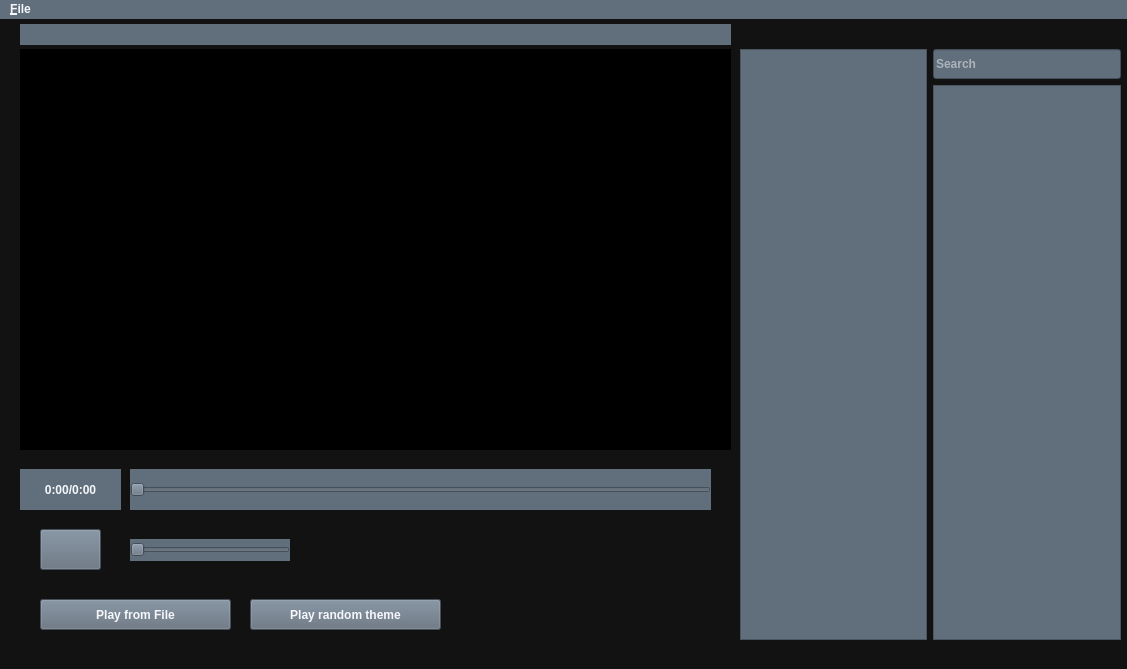
The window that ThemesPlayer/designer/player.ui (thaivuN/AMQTrainingTools) describes before a commit, drawn with Qt 5.
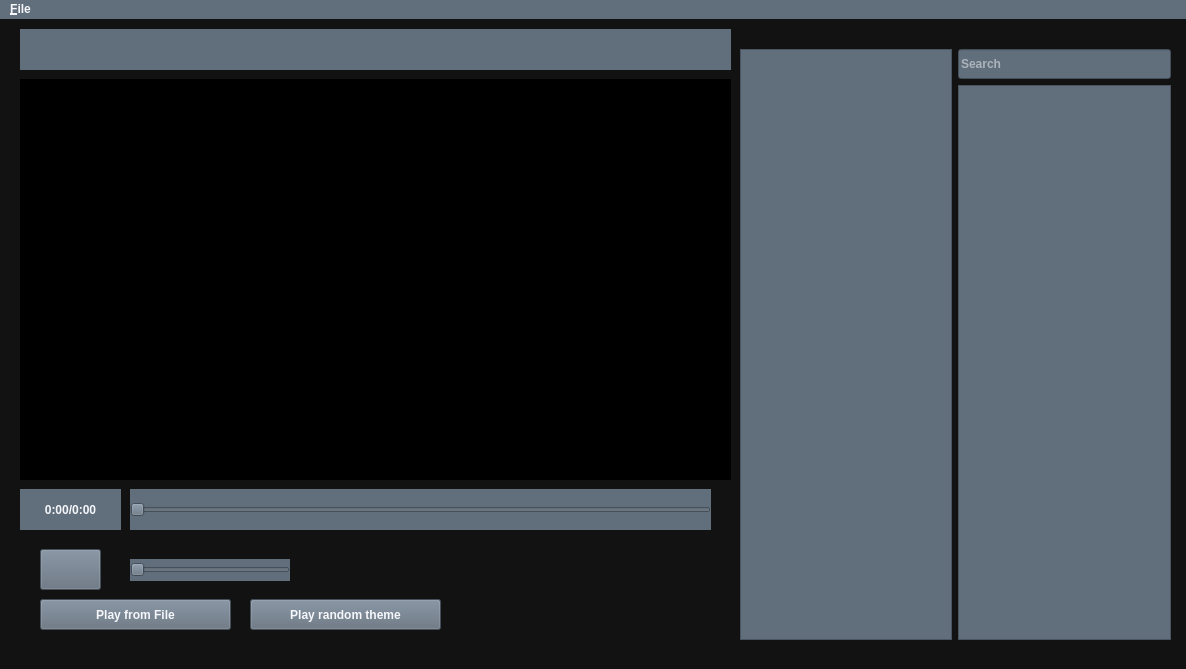
The same window after the commit.

```diff
--- a/ThemesPlayer/designer/player.ui
+++ b/ThemesPlayer/designer/player.ui
@@ -6,7 +6,7 @@
    <rect>
     <x>0</x>
     <y>0</y>
-    <width>1127</width>
+    <width>1186</width>
     <height>669</height>
    </rect>
   </property>
@@ -205,7 +205,7 @@
     <property name="geometry">
      <rect>
       <x>20</x>
-      <y>30</y>
+      <y>60</y>
       <width>711</width>
       <height>401</height>
      </rect>
@@ -228,7 +228,7 @@
      <rect>
       <x>740</x>
       <y>30</y>
-      <width>381</width>
+      <width>431</width>
       <height>591</height>
      </rect>
     </property>
@@ -302,7 +302,7 @@
     <property name="geometry">
      <rect>
       <x>40</x>
-      <y>510</y>
+      <y>530</y>
       <width>61</width>
       <height>41</height>
      </rect>
@@ -318,7 +318,7 @@
     <property name="geometry">
      <rect>
       <x>130</x>
-      <y>450</y>
+      <y>470</y>
       <width>581</width>
       <height>41</height>
      </rect>
@@ -340,7 +340,7 @@
     <property name="geometry">
      <rect>
       <x>20</x>
-      <y>450</y>
+      <y>470</y>
       <width>101</width>
       <height>41</height>
      </rect>
@@ -359,9 +359,9 @@
     <property name="geometry">
      <rect>
       <x>20</x>
-      <y>5</y>
+      <y>10</y>
       <width>711</width>
-      <height>21</height>
+      <height>41</height>
      </rect>
     </property>
     <property name="styleSheet">
@@ -384,7 +384,7 @@
     <property name="geometry">
      <rect>
       <x>130</x>
-      <y>520</y>
+      <y>540</y>
       <width>160</width>
       <height>22</height>
      </rect>
@@ -434,7 +434,7 @@
     <rect>
      <x>0</x>
      <y>0</y>
-     <width>1127</width>
+     <width>1186</width>
      <height>21</height>
     </rect>
    </property>
```
